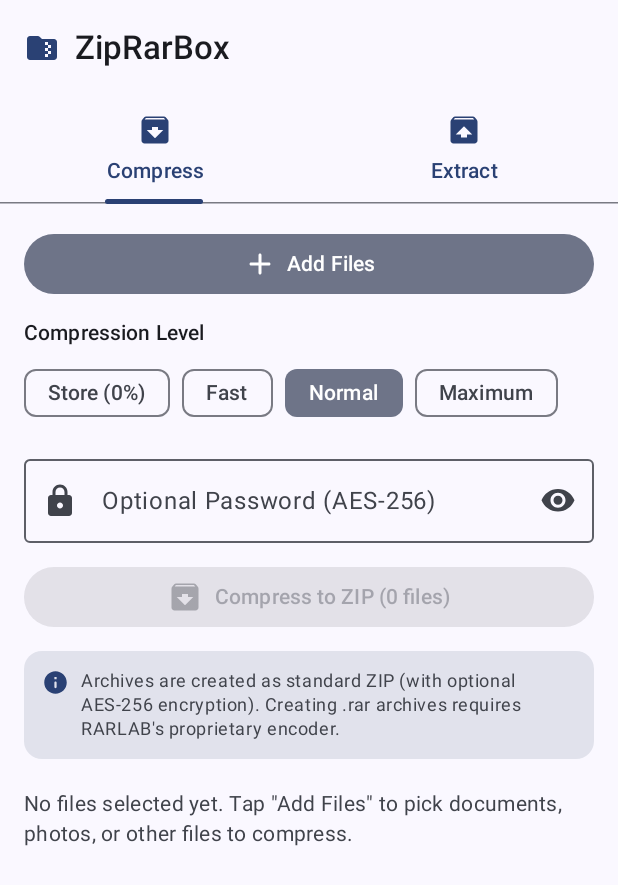
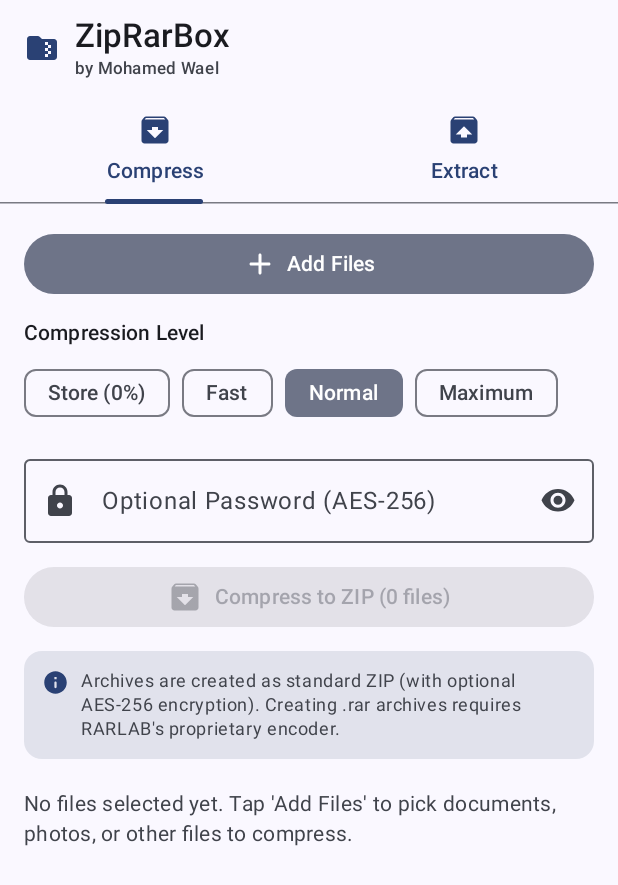
Before and after one commit to mwaeleg/androidapp, an Android app built with Jetpack Compose: the screen it shows after launch (MainActivity), on a phone screen of 412 x 824 dp. Shown: the top 885 px of the screen. Run offline under Robolectric (Android 15) with nearby library versions, the phone set to English and light mode, and no system bars; libraries missing offline, so code that uses them is left out: com.github.junrar, com.github.junrar.rarfile, net.lingala.zip4j.

Commit message:
Add files via upload

```diff
--- a/app/src/main/java/com/ziprarbox/app/ui/MainScreen.kt
+++ b/app/src/main/java/com/ziprarbox/app/ui/MainScreen.kt
@@ -107,7 +107,14 @@ fun MainScreen(viewModel: ArchiveViewModel) {
                             tint = MaterialTheme.colorScheme.primary
                         )
                         Spacer(modifier = Modifier.width(10.dp))
-                        Text("ZipRarBox", fontWeight = FontWeight.SemiBold)
+                        Column {
+                            Text("ZipRarBox", fontWeight = FontWeight.SemiBold)
+                            Text(
+                                text = "by Mohamed Wael",
+                                style = MaterialTheme.typography.labelSmall,
+                                color = MaterialTheme.colorScheme.onSurfaceVariant
+                            )
+                        }
                     }
                 }
             )
@@ -315,7 +322,7 @@ private fun CompressPane(
         if (state.selectedFilesToCompress.isEmpty()) {
             item {
                 Text(
-                    text = "No files selected yet. Tap \"Add Files\" to pick documents, photos, or other files to compress.",
+                    text = "No files selected yet. Tap 'Add Files' to pick documents, photos, or other files to compress.",
                     style = MaterialTheme.typography.bodyMedium,
                     color = MaterialTheme.colorScheme.onSurfaceVariant,
                     modifier = Modifier.padding(top = 8.dp)
--- a/app/src/main/res/values/strings.xml
+++ b/app/src/main/res/values/strings.xml
@@ -1,4 +1,5 @@
 <?xml version="1.0" encoding="utf-8"?>
 <resources>
     <string name="app_name">ZipRarBox</string>
+    <string name="developer_credit">by Mohamed Wael</string>
 </resources>
```
Also changed, not shown: app/build.gradle.kts (+18 -1 lines), 1 other file.
